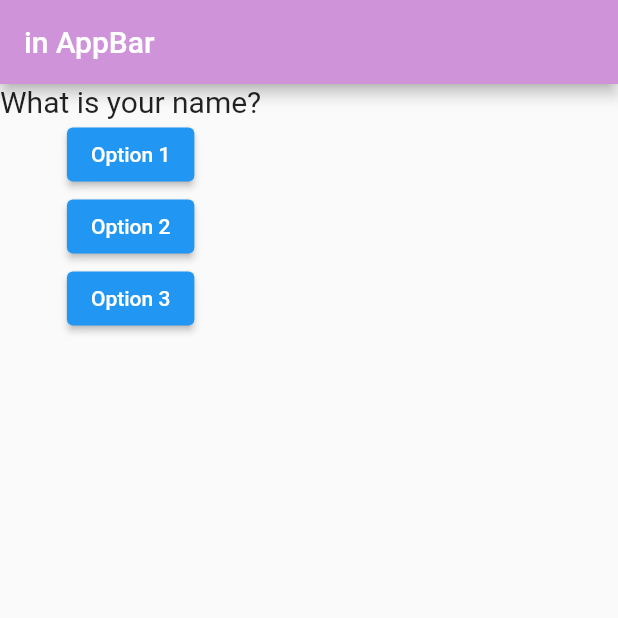
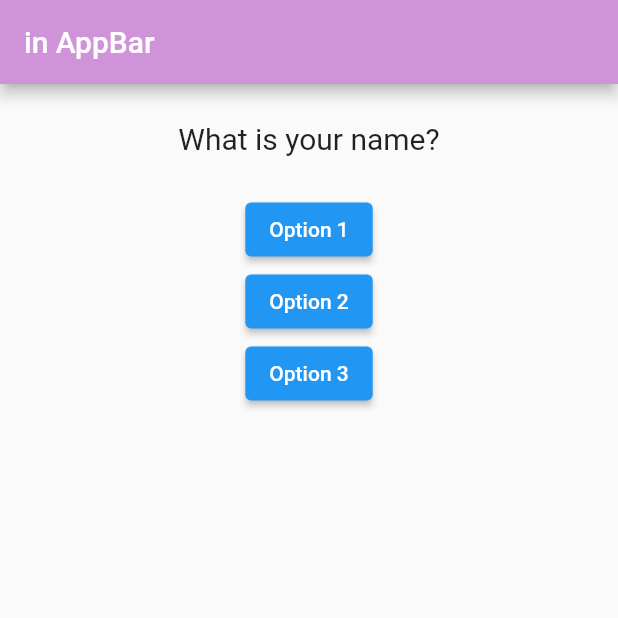
Before and after one commit to nerdpepe/Flutter-Mania, a Flutter app: the screen it shows after launch, on a phone screen of 412 x 824 dp, the top half of it. Run offline on Flutter 3.47's test engine with Material 2 defaults, Android fonts, the phone set to English and light mode, and no system bars.

Commit message:
Created a container for questionText

```diff
--- a/Apps/app_scratch/lib/question.dart
+++ b/Apps/app_scratch/lib/question.dart
@@ -1,3 +1,5 @@
+import 'dart:ui';
+
 import 'package:flutter/material.dart';
 
 class Question extends StatelessWidget {
@@ -6,10 +8,14 @@ class Question extends StatelessWidget {
 
   @override
   Widget build(BuildContext context) {
-    return Text(
-      questionText,
-      style: TextStyle(fontSize: 20),
-      textAlign: TextAlign.center,
+    return Container(
+      width: double.infinity,
+      margin: EdgeInsets.all(25),
+      child: Text(
+        questionText,
+        style: TextStyle(fontSize: 20),
+        textAlign: TextAlign.center,
+      ),
     );
   }
 }
```
